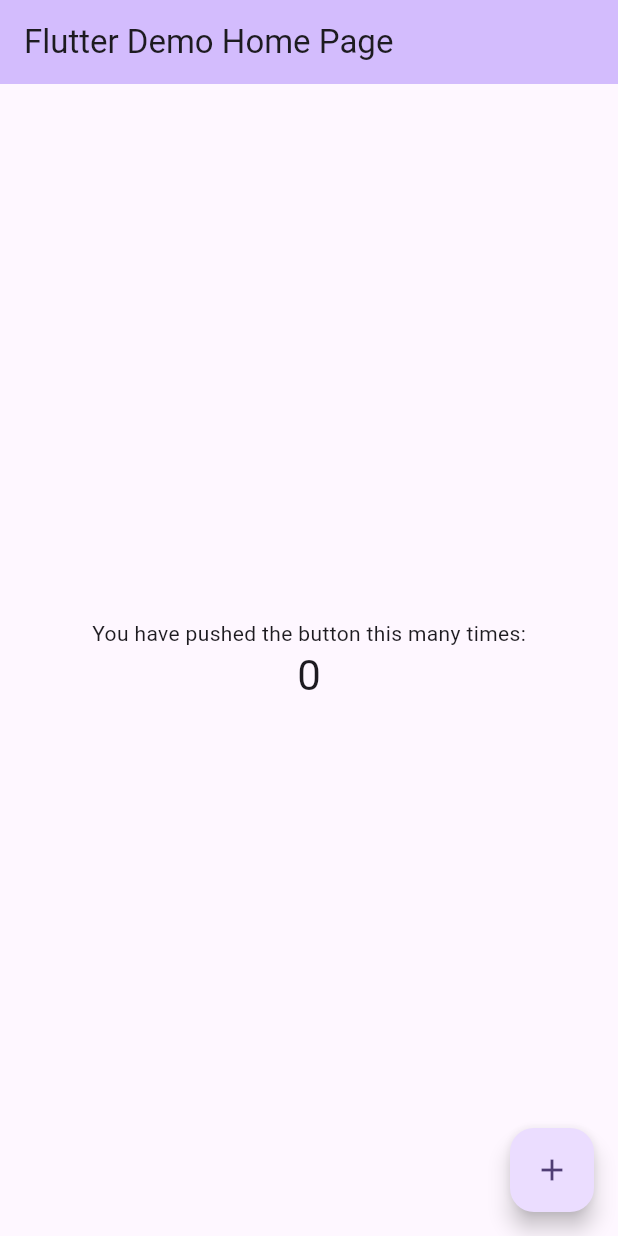
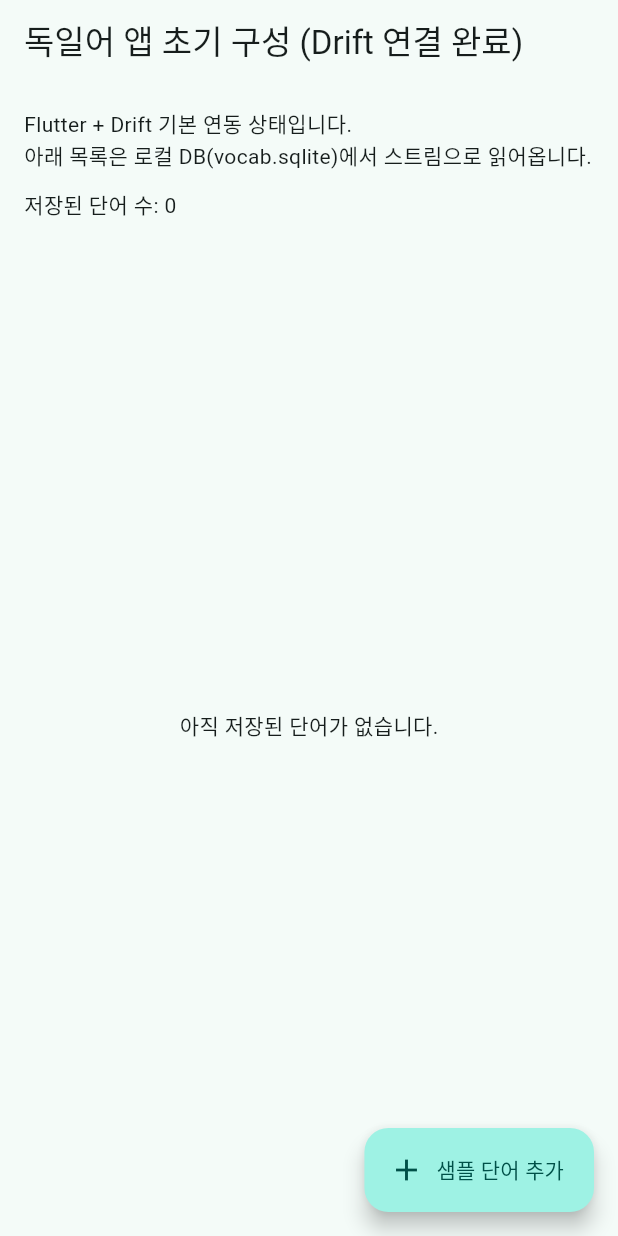
Before and after one commit to naedong/vocabapp, a Flutter app: the screen it shows after launch, on a phone screen of 412 x 824 dp. Run offline on Flutter 3.47's test engine with Material 3 defaults, Android fonts, the phone set to English and light mode, and no system bars; our stand-ins replace drift; accounts and stored records are empty.

Commit message:
27.03.2026 03:19 am - Create data director - add main and dumb date - http error - db wasm add - Android working checked

```diff
--- /dev/null
+++ b/lib/data/app_database.dart
@@ -0,0 +1,110 @@
+import 'package:drift/drift.dart';
+
+import 'db_connection.dart';
+
+class VocabWord {
+  const VocabWord({
+    required this.id,
+    required this.german,
+    required this.meaningEn,
+    required this.meaningKo,
+    required this.pronunciationEn,
+    required this.pronunciationKo,
+    required this.createdAt,
+  });
+
+  final int id;
+  final String german;
+  final String meaningEn;
+  final String meaningKo;
+  final String pronunciationEn;
+  final String pronunciationKo;
+  final DateTime createdAt;
+
+  factory VocabWord.fromRow(QueryRow row) {
+    return VocabWord(
+      id: row.read<int>('id'),
+      german: row.read<String>('german'),
+      meaningEn: row.read<String>('meaning_en'),
+      meaningKo: row.read<String>('meaning_ko'),
+      pronunciationEn: row.read<String>('pronunciation_en'),
+      pronunciationKo: row.read<String>('pronunciation_ko'),
+      createdAt: DateTime.fromMillisecondsSinceEpoch(
+        row.read<int>('created_at'),
+      ),
+    );
+  }
+}
+
+class _MinimalDriftDatabase extends GeneratedDatabase {
+  _MinimalDriftDatabase(super.executor);
+
+  @override
+  int get schemaVersion => 1;
+
+  @override
+  List<DatabaseSchemaEntity> get allSchemaEntities => const [];
+
+  @override
+  Iterable<TableInfo<Table, Object?>> get allTables => const [];
+}
+
+class AppDatabase {
+  AppDatabase() : _db = _MinimalDriftDatabase(openConnection());
+
+  final _MinimalDriftDatabase _db;
+
+  Future<void> setup() {
+    return _db.customStatement('''
+      CREATE TABLE IF NOT EXISTS vocab_words (
+        id INTEGER PRIMARY KEY AUTOINCREMENT,
+        german TEXT NOT NULL,
+        meaning_en TEXT NOT NULL,
+        meaning_ko TEXT NOT NULL,
+        pronunciation_en TEXT NOT NULL,
+        pronunciation_ko TEXT NOT NULL,
+        created_at INTEGER NOT NULL
+      )
+    ''');
+  }
+
+  Future<void> addWord({
+    required String german,
+    required String meaningEn,
+    required String meaningKo,
+    required String pronunciationEn,
+    required String pronunciationKo,
+  }) {
+    return _db.customStatement(
+      '''
+      INSERT INTO vocab_words (
+        german, meaning_en, meaning_ko, pronunciation_en, pronunciation_ko, created_at
+      ) VALUES (?, ?, ?, ?, ?, ?)
+      ''',
+      [
+        german,
+        meaningEn,
+        meaningKo,
+        pronunciationEn,
+        pronunciationKo,
+        DateTime.now().millisecondsSinceEpoch,
+      ],
+    );
+  }
+
+  Future<int> countWords() async {
+    final result = await _db
+        .customSelect('SELECT COUNT(*) AS cnt FROM vocab_words')
+        .getSingle();
+    return result.read<int>('cnt');
+  }
+
+  Stream<List<VocabWord>> watchWords() {
+    return _db
+        .customSelect('SELECT * FROM vocab_words ORDER BY created_at DESC')
+        .watch()
+        .map((rows) => rows.map(VocabWord.fromRow).toList());
+  }
+
+  Future<void> close() => _db.close();
+}
--- /dev/null
+++ b/lib/data/db_connection.dart
@@ -0,0 +1,7 @@
+import 'package:drift/drift.dart';
+
+import 'db_connection_web.dart'
+    if (dart.library.io) 'db_connection_native.dart'
+    as impl;
+
+QueryExecutor openConnection() => impl.openConnection();
--- /dev/null
+++ b/lib/data/db_connection_native.dart
@@ -0,0 +1,14 @@
+import 'dart:io';
+
+import 'package:drift/drift.dart';
+import 'package:drift/native.dart';
+import 'package:path/path.dart' as p;
+import 'package:path_provider/path_provider.dart';
+
+QueryExecutor openConnection() {
+  return LazyDatabase(() async {
+    final appDirectory = await getApplicationDocumentsDirectory();
+    final databaseFile = File(p.join(appDirectory.path, 'vocab.sqlite'));
+    return NativeDatabase.createInBackground(databaseFile);
+  });
+}
--- /dev/null
+++ b/lib/data/db_connection_web.dart
@@ -0,0 +1,14 @@
+import 'package:drift/drift.dart';
+import 'package:drift/wasm.dart';
+
+QueryExecutor openConnection() {
+  return LazyDatabase(() async {
+    final result = await WasmDatabase.open(
+      databaseName: 'vocab_web_db',
+      sqlite3Uri: Uri.parse('packages/sqlite3/assets/wasm/sqlite3.wasm'),
+      driftWorkerUri: Uri.parse('packages/drift/wasm/drift_worker.js'),
+    );
+
+    return result.resolvedExecutor.executor;
+  });
+}
--- a/lib/main.dart
+++ b/lib/main.dart
@@ -1,122 +1,142 @@
 import 'package:flutter/material.dart';
 
+import 'data/app_database.dart';
+
 void main() {
-  runApp(const MyApp());
+  WidgetsFlutterBinding.ensureInitialized();
+  runApp(const VocabApp());
 }
 
-class MyApp extends StatelessWidget {
-  const MyApp({super.key});
+class VocabApp extends StatelessWidget {
+  const VocabApp({super.key});
 
-  // This widget is the root of your application.
   @override
   Widget build(BuildContext context) {
     return MaterialApp(
-      title: 'Flutter Demo',
+      title: 'Deutsch Starter',
+      debugShowCheckedModeBanner: false,
       theme: ThemeData(
-        // This is the theme of your application.
-        //
-        // TRY THIS: Try running your application with "flutter run". You'll see
-        // the application has a purple toolbar. Then, without quitting the app,
-        // try changing the seedColor in the colorScheme below to Colors.green
-        // and then invoke "hot reload" (save your changes or press the "hot
-        // reload" button in a Flutter-supported IDE, or press "r" if you used
-        // the command line to start the app).
-        //
-        // Notice that the counter didn't reset back to zero; the application
-        // state is not lost during the reload. To reset the state, use hot
-        // restart instead.
-        //
-        // This works for code too, not just values: Most code changes can be
-        // tested with just a hot reload.
-        colorScheme: .fromSeed(seedColor: Colors.deepPurple),
+        colorScheme: ColorScheme.fromSeed(seedColor: Colors.teal),
       ),
-      home: const MyHomePage(title: 'Flutter Demo Home Page'),
+      home: const BootstrapPage(),
     );
   }
 }
 
-class MyHomePage extends StatefulWidget {
-  const MyHomePage({super.key, required this.title});
-
-  // This widget is the home page of your application. It is stateful, meaning
-  // that it has a State object (defined below) that contains fields that affect
-  // how it looks.
-
-  // This class is the configuration for the state. It holds the values (in this
-  // case the title) provided by the parent (in this case the App widget) and
-  // used by the build method of the State. Fields in a Widget subclass are
-  // always marked "final".
-
-  final String title;
+class BootstrapPage extends StatefulWidget {
+  const BootstrapPage({super.key});
 
   @override
-  State<MyHomePage> createState() => _MyHomePageState();
+  State<BootstrapPage> createState() => _BootstrapPageState();
 }
 
-class _MyHomePageState extends State<MyHomePage> {
-  int _counter = 0;
+class _BootstrapPageState extends State<BootstrapPage> {
+  late final AppDatabase _database;
+  late final Future<void> _setupFuture;
 
-  void _incrementCounter() {
-    setState(() {
-      // This call to setState tells the Flutter framework that something has
-      // changed in this State, which causes it to rerun the build method below
-      // so that the display can reflect the updated values. If we changed
-      // _counter without calling setState(), then the build method would not be
-      // called again, and so nothing would appear to happen.
-      _counter++;
-    });
+  @override
+  void initState() {
+    super.initState();
+    _database = AppDatabase();
+    _setupFuture = _database.setup();
+  }
+
+  @override
+  void dispose() {
+    _database.close();
+    super.dispose();
   }
 
   @override
   Widget build(BuildContext context) {
-    // This method is rerun every time setState is called, for instance as done
-    // by the _incrementCounter method above.
-    //
-    // The Flutter framework has been optimized to make rerunning build methods
-    // fast, so that you can just rebuild anything that needs updating rather
-    // than having to individually change instances of widgets.
+    return FutureBuilder<void>(
+      future: _setupFuture,
+      builder: (context, snapshot) {
+        if (snapshot.connectionState != ConnectionState.done) {
+          return const Scaffold(
+            body: Center(child: CircularProgressIndicator()),
+          );
+        }
+
+        if (snapshot.hasError) {
+          return Scaffold(
+            body: Center(child: Text('DB 초기화 실패: ${snapshot.error}')),
+          );
+        }
+
+        return VocabHomePage(database: _database);
+      },
+    );
+  }
+}
+
+class VocabHomePage extends StatelessWidget {
+  const VocabHomePage({super.key, required this.database});
+
+  final AppDatabase database;
+
+  @override
+  Widget build(BuildContext context) {
     return Scaffold(
-      appBar: AppBar(
-        // TRY THIS: Try changing the color here to a specific color (to
-        // Colors.amber, perhaps?) and trigger a hot reload to see the AppBar
-        // change color while the other colors stay the same.
-        backgroundColor: Theme.of(context).colorScheme.inversePrimary,
-        // Here we take the value from the MyHomePage object that was created by
-        // the App.build method, and use it to set our appbar title.
-        title: Text(widget.title),
+      appBar: AppBar(title: const Text('독일어 앱 초기 구성 (Drift 연결 완료)')),
+      floatingActionButton: FloatingActionButton.extended(
+        onPressed: () async {
+          await database.addWord(
+            german: 'Haus',
+            meaningEn: 'house',
+            meaningKo: '집',
+            pronunciationEn: 'house',
+            pronunciationKo: '하우스',
+          );
+        },
+        icon: const Icon(Icons.add),
+        label: const Text('샘플 단어 추가'),
       ),
-      body: Center(
-        // Center is a layout widget. It takes a single child and positions it
-        // in the middle of the parent.
+      body: Padding(
+        padding: const EdgeInsets.all(16),
         child: Column(
-          // Column is also a layout widget. It takes a list of children and
-          // arranges them vertically. By default, it sizes itself to fit its
-          // children horizontally, and tries to be as tall as its parent.
-          //
-          // Column has various properties to control how it sizes itself and
-          // how it positions its children. Here we use mainAxisAlignment to
-          // center the children vertically; the main axis here is the vertical
-          // axis because Columns are vertical (the cross axis would be
-          // horizontal).
-          //
-          // TRY THIS: Invoke "debug painting" (choose the "Toggle Debug Paint"
-          // action in the IDE, or press "p" in the console), to see the
-          // wireframe for each widget.
-          mainAxisAlignment: .center,
+          crossAxisAlignment: CrossAxisAlignment.start,
           children: [
-            const Text('You have pushed the button this many times:'),
-            Text(
-              '$_counter',
-              style: Theme.of(context).textTheme.headlineMedium,
+            const Text(
+              'Flutter + Drift 기본 연동 상태입니다.\n아래 목록은 로컬 DB(vocab.sqlite)에서 스트림으로 읽어옵니다.',
+            ),
+            const SizedBox(height: 12),
+            FutureBuilder<int>(
+              future: database.countWords(),
+              builder: (context, snapshot) {
+                return Text('저장된 단어 수: ${snapshot.data ?? 0}');
+              },
+            ),
+            const SizedBox(height: 12),
+            Expanded(
+              child: StreamBuilder<List<VocabWord>>(
+                stream: database.watchWords(),
+                builder: (context, snapshot) {
+                  final words = snapshot.data ?? [];
+                  if (words.isEmpty) {
+                    return const Center(child: Text('아직 저장된 단어가 없습니다.'));
+                  }
+                  return ListView.builder(
+                    itemCount: words.length,
+                    itemBuilder: (context, index) {
+                      final word = words[index];
+                      return Card(
+                        child: ListTile(
+                          title: Text(word.german),
+                          subtitle: Text(
+                            'EN: ${word.meaningEn} (${word.pronunciationEn})\n'
+                            'KO: ${word.meaningKo} (${word.pronunciationKo})',
+                          ),
+                        ),
+                      );
+                    },
+                  );
+                },
+              ),
             ),
           ],
         ),
       ),
-      floatingActionButton: FloatingActionButton(
-        onPressed: _incrementCounter,
-        tooltip: 'Increment',
-        child: const Icon(Icons.add),
-      ),
     );
   }
 }
```
Also changed, not shown: pubspec.yaml (+6 -1 lines), pubspec.lock, 7 other files.
